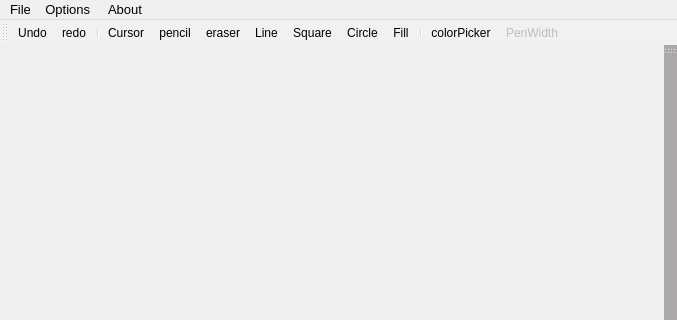
Above: mainwindow.ui from Moisis/Decolor before the change; both pictures show x 0 to 677 and y 0 to 320 of the 677 by 462 pixel window. Below: the same form after it.
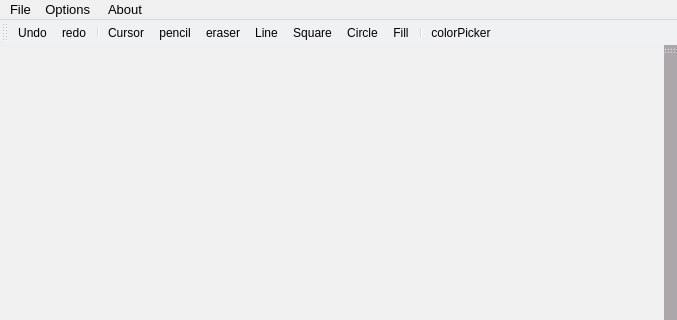
That is the form after the change. Icons and pictures are not drawn.

```diff
--- a/mainwindow.ui
+++ b/mainwindow.ui
@@ -182,7 +182,6 @@
    <addaction name="actionFill"/>
    <addaction name="separator"/>
    <addaction name="actioncolorPicker"/>
-   <addaction name="actionPenWidth"/>
   </widget>
   <widget class="QToolBar" name="toolBar2">
    <property name="windowTitle">
@@ -399,14 +398,6 @@
     <string>Color Picker</string>
    </property>
   </action>
-  <action name="actionPenWidth">
-   <property name="enabled">
-    <bool>false</bool>
-   </property>
-   <property name="text">
-    <string>PenWidth</string>
-   </property>
-  </action>
  </widget>
  <resources>
   <include location="resource.qrc"/>
```
